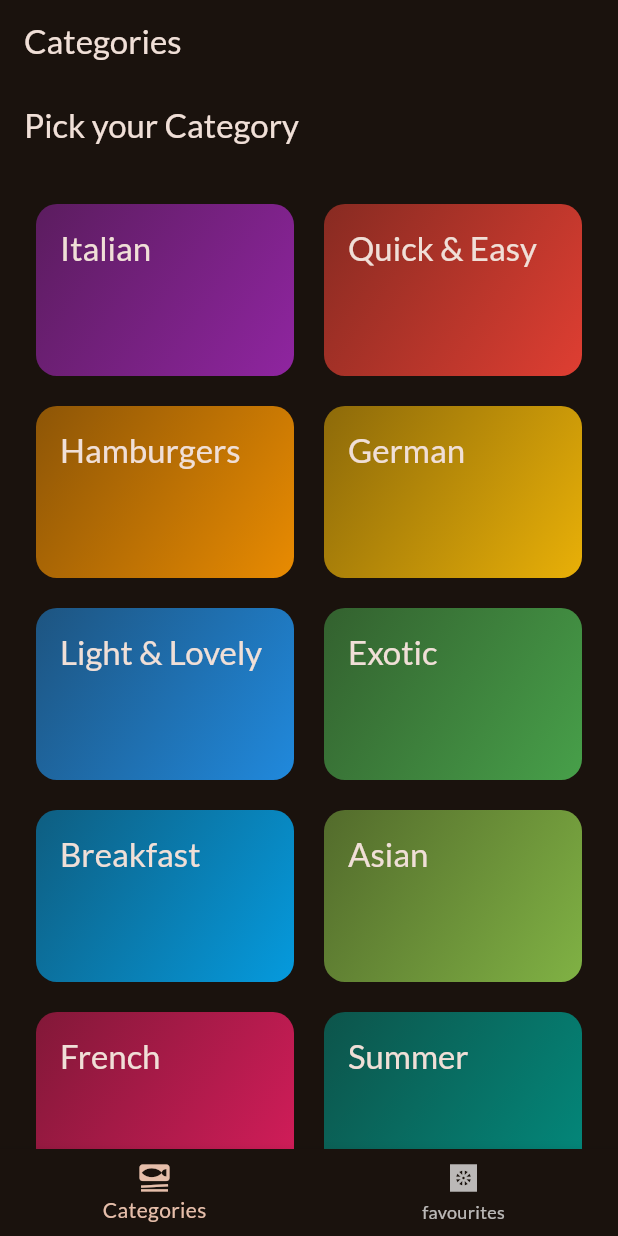
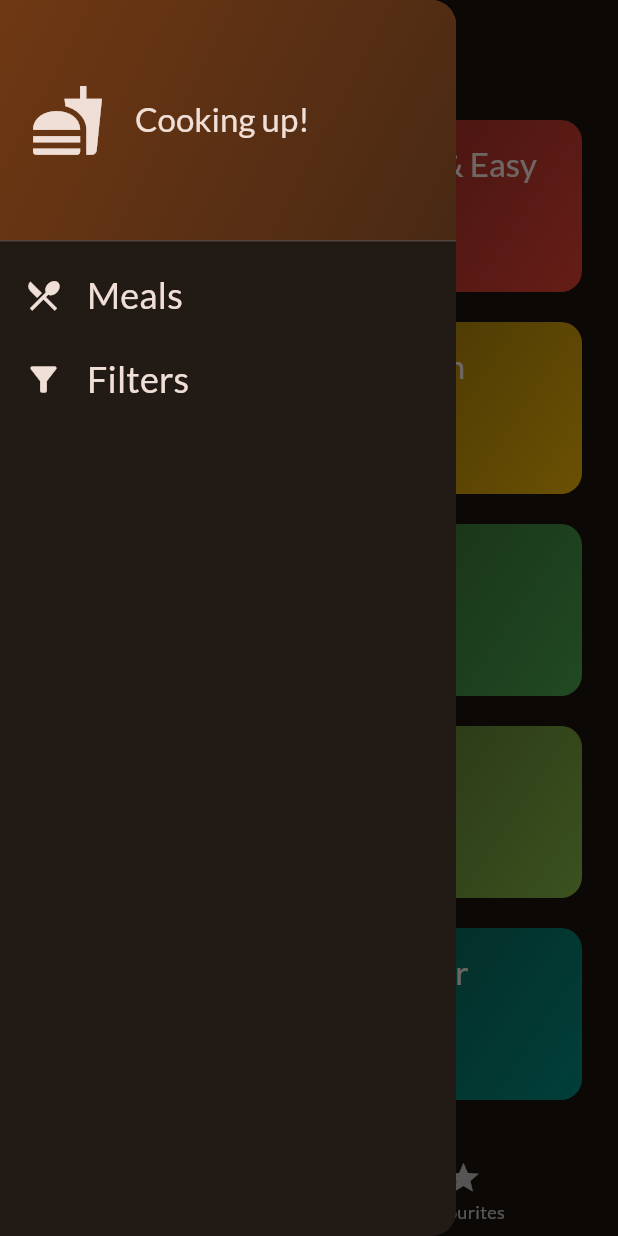
Before and after one commit to Akshat2113609/MealsApp, a Flutter app: the screen it shows after launch, with the side drawer open (before the commit the screen has no drawer), on a phone screen of 412 x 824 dp. Run offline on Flutter 3.47's test engine with Material 3 defaults, Android fonts, the phone set to English and light mode, and no system bars; our stand-ins replace google_fonts, transparent_image.

Commit message:
added drawer

```diff
--- a/lib/screens/categories.dart
+++ b/lib/screens/categories.dart
@@ -3,48 +3,52 @@ import 'package:flutter/rendering.dart';
 import 'package:flutter/widgets.dart';
 import 'package:myapp/data/dummy_data.dart';
 import 'package:myapp/models/category.dart';
+import 'package:myapp/models/meal.dart';
 import 'package:myapp/screens/meals.dart';
 import 'package:myapp/widgets/category_grid_item.dart';
-class CategoriesScreen extends StatelessWidget{
- const CategoriesScreen({super.key});
- void _selectCategory(BuildContext context,Category category){
- final filteredMeals =dummyMeals.where((meal)=>meal.categories.contains(category.id)).toList();
-  Navigator.push(context,MaterialPageRoute(builder: (ctx)=>MealsScreen(
+
+class CategoriesScreen extends StatelessWidget {
+  const CategoriesScreen({super.key, required this.onToggleFavourite});
+  final void Function(Meal meal) onToggleFavourite;
+  void _selectCategory(BuildContext context, Category category) {
+    final filteredMeals = dummyMeals
+        .where((meal) => meal.categories.contains(category.id))
+        .toList();
+    Navigator.push(
+      context,
+      MaterialPageRoute(
+        builder: (ctx) => MealsScreen(
           title: category.title,
           meals: filteredMeals,
+          onToggleFavourite: onToggleFavourite,
         ),
       ),
     );
   }
+
   @override
-  Widget build(context){
-    return Scaffold(
-      appBar: AppBar(
-        title:const Text('Pick your Category'),
-      ),
-      body: GridView(
-        padding:const EdgeInsets.all(24),
-        gridDelegate:const SliverGridDelegateWithFixedCrossAxisCount(
+  Widget build(context) {
+    return GridView(
+      padding: const EdgeInsets.all(24),
+      gridDelegate: const SliverGridDelegateWithFixedCrossAxisCount(
         crossAxisCount: 2,
-          childAspectRatio: 3/2,
+        childAspectRatio: 3 / 2,
         crossAxisSpacing: 20,
         mainAxisSpacing: 20,
       ),
-        children:[
+      children: [
         //meathod 1 (should be put in [] before using as it gives individual elements)
-          for(final category in availableCategories)
-                CategoryGridItem(category: category,
-                onSelectCategory:(){
-                  _selectCategory(context,category);
-                },)
+        for (final category in availableCategories)
+          CategoryGridItem(
+            category: category,
+            onSelectCategory: () {
+              _selectCategory(context, category);
+            },
+          )
         // meathod 2
         // availableCategories.map((category)=>CategoryGridItem(category: category)).toList()
-
       ],
-        ),
     );
   }
   // TODO: implement ==
-
-
 }
--- a/lib/screens/tabs.dart
+++ b/lib/screens/tabs.dart
@@ -1,42 +1,89 @@
 import 'package:flutter/material.dart';
+import 'package:myapp/models/meal.dart';
 import 'package:myapp/screens/categories.dart';
 import 'package:myapp/screens/meals.dart';
-class TabsScreen extends StatefulWidget{
+import 'package:myapp/widgets/main_drawer.dart';
+
+class TabsScreen extends StatefulWidget {
   const TabsScreen({super.key});
   State<TabsScreen> createState() {
     return _TabsScreenState();
   }
 }
-class _TabsScreenState extends State<TabsScreen>{
-  int _selectedPageIndex=0;
-  void _selectPage(int index){
+
+class _TabsScreenState extends State<TabsScreen> {
+  int _selectedPageIndex = 0;
+  final List<Meal> _favouriteMeals = [];
+  void _showInfoMessage(String message) {
+    ScaffoldMessenger.of(context).clearSnackBars();
+    ScaffoldMessenger.of(context).showSnackBar(
+      SnackBar(
+        content: Text(message),
+      ),
+    );
+  }
+
+  void _toggleMealFavouriteStatus(Meal meal) {
+    final isExisting = _favouriteMeals.contains(meal);
+    if (isExisting) {
+      setState(
+        () {
+          _favouriteMeals.remove(meal);
+        },
+      );
+      _showInfoMessage('Favourite removed');
+    } else {
       setState(() {
-      _selectedPageIndex=index;
+        _favouriteMeals.add(meal);
+      });
+      _showInfoMessage('Favourite added');
+    }
+  }
+
+  void _selectPage(int index) {
+    setState(() {
+      _selectedPageIndex = index;
     });
   }
+
   @override
- Widget build(context){
-  Widget activePage= const CategoriesScreen();
-  var activePageTitle='Categories';
+  Widget build(context) {
+    Widget activePage = CategoriesScreen(
+      onToggleFavourite: _toggleMealFavouriteStatus,
+    );
+    var activePageTitle = 'Categories';
 
-  if(_selectedPageIndex==1){
-    activePage=MealsScreen(title: 'favourites', meals: []);
-    activePageTitle='your favourites';
+    if (_selectedPageIndex == 1) {
+      activePage = MealsScreen(
+        meals: _favouriteMeals,
+        onToggleFavourite: _toggleMealFavouriteStatus,
+      );
+      activePageTitle = 'your favourites';
     }
+    void _setScreen(String identifier) {
+      if (identifier == 'filters') {
+      } else {
+        Navigator.pop(context);
+      }
+    }
+
     return Scaffold(
       appBar: AppBar(
         title: Text(activePageTitle),
       ),
-    body:activePage,
-    bottomNavigationBar:BottomNavigationBar(
+      drawer: MainDrawer(
+        onSelectScreen: _setScreen,
+      ),
+      body: activePage,
+      bottomNavigationBar: BottomNavigationBar(
           onTap: _selectPage,
+          currentIndex: _selectedPageIndex,
           items: const [
-        BottomNavigationBarItem(icon: Icon(Icons.set_meal),
-        label:'Categories'),
-        BottomNavigationBarItem(icon: Icon(Icons.heat_pump_sharp),
-        label:'favourites'),
-      ]
-    ),
+            BottomNavigationBarItem(
+                icon: Icon(Icons.set_meal), label: 'Categories'),
+            BottomNavigationBarItem(
+                icon: Icon(Icons.star), label: 'favourites'),
+          ]),
     );
   }
 }
--- /dev/null
+++ b/lib/widgets/main_drawer.dart
@@ -0,0 +1,75 @@
+import 'package:flutter/material.dart';
+
+class MainDrawer extends StatelessWidget {
+  const MainDrawer({super.key, required this.onSelectScreen});
+  final void Function(String indentifier) onSelectScreen;
+  @override
+  Widget build(context) {
+// Suggested code may be subject to a license. Learn more: ~LicenseLog:1842496615.
+    return Drawer(
+      child: Column(
+        children: [
+          DrawerHeader(
+            padding: EdgeInsets.all(20),
+            decoration: BoxDecoration(
+                gradient: LinearGradient(
+              colors: [
+                Theme.of(context).colorScheme.primaryContainer,
+                Theme.of(context).colorScheme.primaryContainer.withOpacity(0.5),
+              ],
+              begin: Alignment.topLeft,
+              end: Alignment.bottomRight,
+            )),
+            child: Row(
+              children: [
+                Icon(Icons.fastfood,
+                    size: 50, color: Theme.of(context).colorScheme.onSurface),
+                const SizedBox(width: 20),
+                Text(
+                  'Cooking up!',
+                  style: Theme.of(context).textTheme.titleLarge!.copyWith(
+                        color: Theme.of(context).colorScheme.onSurface,
+                      ),
+                ),
+              ],
+            ),
+          ),
+          ListTile(
+            leading: Icon(
+              Icons.restaurant_menu,
+              size: 26,
+              color: Theme.of(context).colorScheme.onSurface,
+            ),
+            title: Text(
+              'Meals',
+              style: Theme.of(context).textTheme.titleSmall!.copyWith(
+                    color: Theme.of(context).colorScheme.onSurface,
+                    fontSize: 24,
+                  ),
+            ),
+            onTap: () {
+              onSelectScreen('meals');
+            },
+          ),
+          ListTile(
+            leading: Icon(
+              Icons.filter_alt,
+              size: 26,
+              color: Theme.of(context).colorScheme.onSurface,
+            ),
+            title: Text(
+              'Filters',
+              style: Theme.of(context).textTheme.titleSmall!.copyWith(
+                    color: Theme.of(context).colorScheme.onSurface,
+                    fontSize: 24,
+                  ),
+            ),
+            onTap: () {
+              onSelectScreen('filters');
+            },
+          ),
+        ],
+      ),
+    );
+  }
+}
```
Also changed, not shown: lib/screens/filters.dart (added, +47 -0 lines), lib/screens/meal_details.dart (+47 -38 lines), lib/screens/meals.dart (+13 -5 lines). Lines whose indentation alone changed are shown as unchanged.
